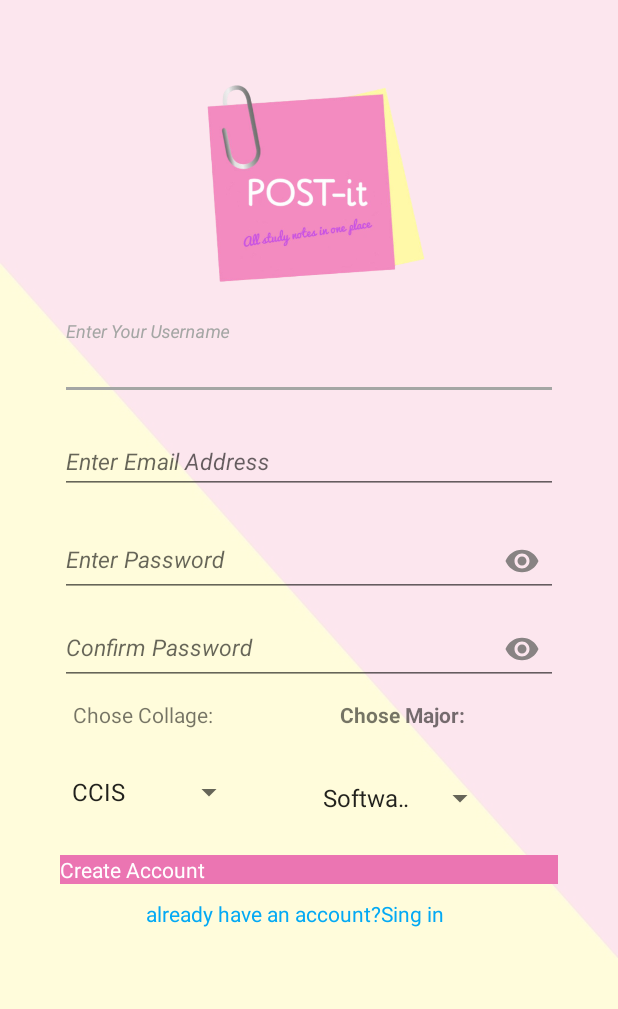
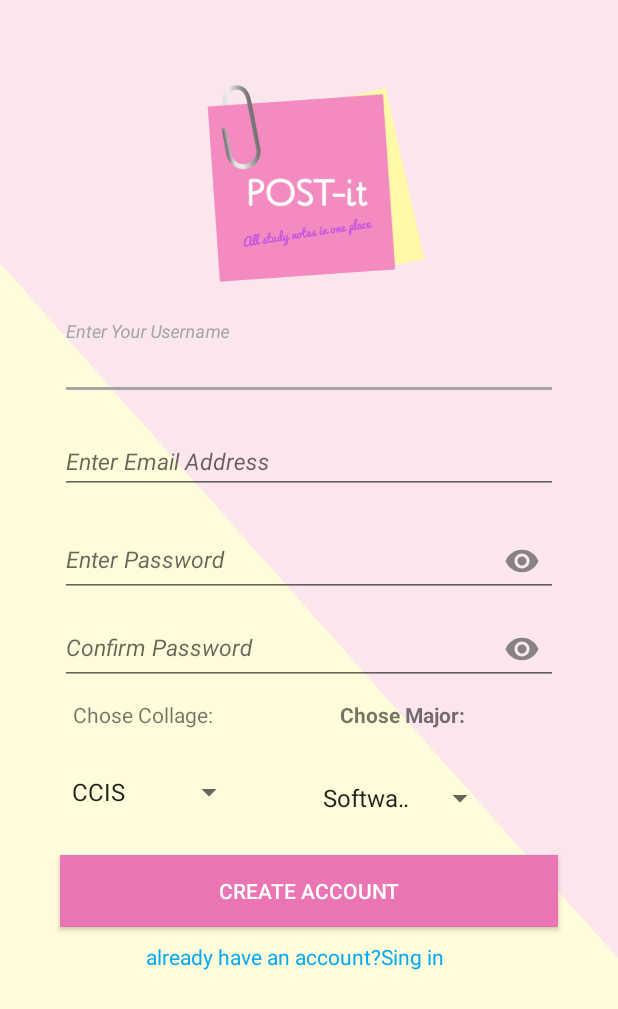
Before and after one commit to njoudAlshuaibi/postit_, an Android app: the screen it shows after launch (CreateAccountActivity), after a tap on "Create an Account", on a phone screen of 412 x 824 dp. Shown: the top 1009 px of the screen. Run offline under Robolectric (Android 15) with nearby library versions, the phone set to English and light mode, and no system bars; our stand-ins replace Firebase (no records; nobody signed in at launch, a user with empty details on screens opened directly).

Commit message:
registration // button

```diff
--- a/app/src/main/java/com/postit/postit_/MainActivity.java
+++ b/app/src/main/java/com/postit/postit_/MainActivity.java
@@ -22,7 +22,9 @@ public class MainActivity extends AppCompatActivity {
         FirebaseDatabase database = FirebaseDatabase.getInstance();
         DatabaseReference myRef = database.getReference("");
 
-        createAccount=findViewById(R.id.createAccount);
+
+        createAccount = (TextView) findViewById(R.id.createAccount);
+
         createAccount.setOnClickListener(new View.OnClickListener() {
 
             public void onClick(View view) {
--- a/app/src/main/res/layout/activity_create_account.xml
+++ b/app/src/main/res/layout/activity_create_account.xml
@@ -177,7 +177,7 @@
 
         </LinearLayout>
 
-        <TextView
+        <Button
             android:id="@+id/signupBtn"
             android:layout_width="match_parent"
             android:layout_height="wrap_content"
```
